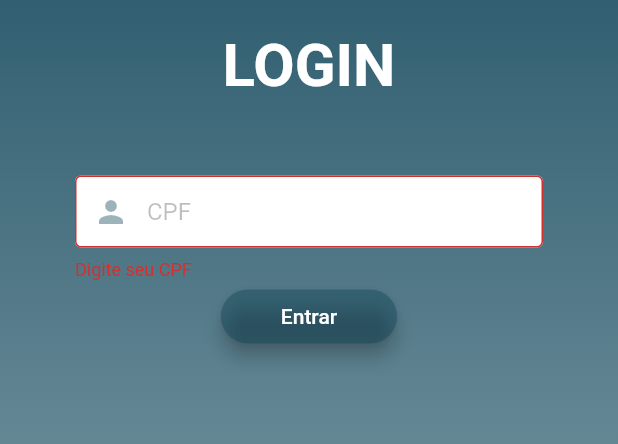
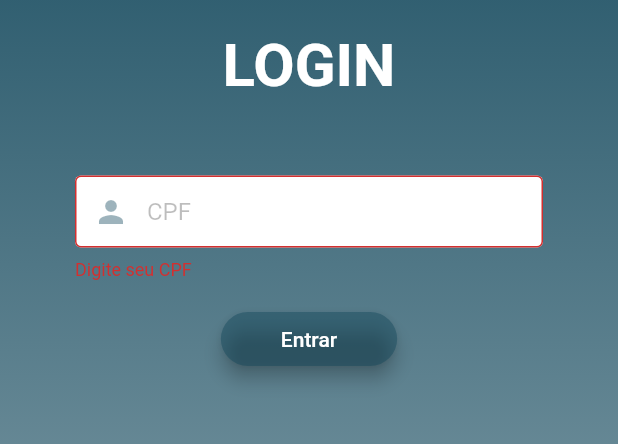
Before and after one commit to guilhermecandido/canhoto_digital, a Flutter app: the screen it shows after launch, after a tap on "Entrar", on a phone screen of 412 x 824 dp, the part 330-774 px from its top. Run offline on Flutter 3.47's test engine with Material 2 defaults, Android fonts, the phone set to English and light mode, and no system bars; our stand-ins replace mask_text_input_formatter, shared_preferences.

Commit message:
Refatoração

```diff
--- /dev/null
+++ b/lib/components/login_button.dart
@@ -0,0 +1,58 @@
+import 'package:flutter/material.dart';
+import 'package:flutter/src/widgets/container.dart';
+import 'package:flutter/src/widgets/framework.dart';
+
+import '../controllers/login_controller.dart';
+import '../pages/home_page.dart';
+
+class LoginButton extends StatelessWidget {
+  final LoginController loginController;
+  final formKey;
+  const LoginButton({super.key, required this.loginController, this.formKey});
+
+  @override
+  Widget build(BuildContext context) {
+    return ValueListenableBuilder<bool>(
+      valueListenable: loginController.inLoader,
+      builder: (_, inLoader, __) => inLoader
+          ? const CircularProgressIndicator(color: Colors.white)
+          : ElevatedButton(
+              style: ElevatedButton.styleFrom(
+                padding: const EdgeInsets.symmetric(horizontal: 40),
+                backgroundColor: const Color(0x660b4257),
+                elevation: 5,
+                shape: RoundedRectangleBorder(
+                  borderRadius: BorderRadius.circular(25),
+                ),
+              ),
+              onPressed: () {
+                if (formKey.currentState!.validate()) {
+                  loginController.auth().then(
+                    (result) {
+                      if (result) {
+                        print('Logou!');
+                        Navigator.pushReplacement(
+                          context,
+                          MaterialPageRoute(
+                            builder: (context) => HomePage(),
+                          ),
+                        );
+                      } else {
+                        ScaffoldMessenger.of(context).showSnackBar(
+                          const SnackBar(
+                            content: Text('Falha ao realizar login'),
+                            duration: Duration(seconds: 5),
+                            padding: EdgeInsets.all(20),
+                            backgroundColor: Colors.redAccent,
+                          ),
+                        );
+                      }
+                    },
+                  );
+                }
+              },
+              child: const Text('Entrar'),
+            ),
+    );
+  }
+}
--- /dev/null
+++ b/lib/components/login_header.dart
@@ -0,0 +1,28 @@
+import 'package:flutter/material.dart';
+
+class LoginHeader extends StatelessWidget {
+  const LoginHeader({super.key});
+
+  @override
+  Widget build(BuildContext context) {
+    return Column(
+      children: [
+        Padding(
+          padding: const EdgeInsets.all(20),
+          child: Image.asset(
+            'lib/assets/images/logo.png',
+            color: const Color.fromARGB(255, 255, 255, 255),
+          ),
+        ),
+        const Text(
+          'LOGIN',
+          style: TextStyle(
+            color: Colors.white,
+            fontSize: 40,
+            fontWeight: FontWeight.bold,
+          ),
+        ),
+      ],
+    );
+  }
+}
--- a/lib/controllers/login_controller.dart
+++ b/lib/controllers/login_controller.dart
@@ -1,10 +1,15 @@
+import 'package:flutter/cupertino.dart';
 import 'package:shared_preferences/shared_preferences.dart';
 
 class LoginController {
+  ValueNotifier<bool> inLoader = ValueNotifier<bool>(false);
+
   String? _cpf;
   setCPF(String value) => _cpf = value;
 
   Future<bool> auth() async {
+    inLoader.value = true;
+    await Future.delayed(Duration(seconds: 3));
     SharedPreferences sharedPreferences = await SharedPreferences.getInstance();
     if (_cpf == '094.618.699-59') {
       _storeCpf() async {
@@ -12,8 +17,10 @@ class LoginController {
         prefs.setString('cpf', _cpf!);
       }
 
+      inLoader.value = false;
       return true;
-    }
+    } else
+      inLoader.value = false;
     return false;
   }
 }
--- a/lib/pages/login_page.dart
+++ b/lib/pages/login_page.dart
@@ -1,9 +1,7 @@
-import 'package:canhoto_digital_faxon_v2/controllers/login_controller.dart';
+import 'package:canhoto_digital_faxon_v2/widgets/login_form.dart';
 import 'package:flutter/material.dart';
-import 'package:mask_text_input_formatter/mask_text_input_formatter.dart';
-import 'package:shared_preferences/shared_preferences.dart';
 import '../components/background.dart';
-import 'home_page.dart';
+import '../components/login_header.dart';
 
 class LoginPage extends StatefulWidget {
   const LoginPage({super.key});
@@ -13,142 +11,17 @@ class LoginPage extends StatefulWidget {
 }
 
 class _LoginPageState extends State<LoginPage> {
-  final formKey = GlobalKey<FormState>();
-  LoginController _controller = LoginController();
-  String user = '';
-
-  // FUNÇÃO SUBSTITUÍDA PELO login_controller
-  // _logIn(String user) async {}
-  //   SharedPreferences sharedPreferences = await SharedPreferences.getInstance();
-  //   if (user == '094.618.699-59') {
-  //     _storeCpf() async {
-  //       final prefs = await SharedPreferences.getInstance();
-  //       prefs.setString('cpf', user);
-  //     }
-
-  //     print('Logou!');
-  //     Navigator.pushReplacement(
-  //       context,
-  //       MaterialPageRoute(
-  //         builder: (context) => HomePage(),
-  //       ),
-  //     );
-  //   } else {
-  //     print('CPF inválido!');
-  //   }
-  // }
-
-  _loginHeader() {
-    return Column(
-      children: [
-        Padding(
-          padding: const EdgeInsets.all(20),
-          child: Image.asset(
-            'lib/assets/images/logo.png',
-            color: const Color.fromARGB(255, 255, 255, 255),
-          ),
-        ),
-        const Text(
-          'LOGIN',
-          style: TextStyle(
-            color: Colors.white,
-            fontSize: 40,
-            fontWeight: FontWeight.bold,
-          ),
-        ),
-      ],
-    );
-  }
-
-  _loginForm() {
-    return Column(
-      children: [
-        Container(
-          margin: const EdgeInsets.all(50),
-          child: Form(
-            key: formKey,
-            child: Column(
-              children: [
-                TextFormField(
-                  decoration: const InputDecoration(
-                    filled: true,
-                    fillColor: Colors.white,
-                    border: OutlineInputBorder(),
-                    contentPadding: EdgeInsets.only(top: 14),
-                    hintText: 'CPF',
-                    hintStyle: TextStyle(
-                      color: Colors.black26,
-                    ),
-                    prefixIcon: Icon(
-                      Icons.person,
-                      color: Color(0x660b4257),
-                    ),
-                  ),
-                  // controller: loginValidator,
-                  validator: (value) {
-                    if (value == null || value.isEmpty || value.length < 14) {
-                      return 'Digite seu CPF';
-                    }
-                    return null;
-                  },
-                  inputFormatters: [
-                    MaskTextInputFormatter(
-                      mask: "###.###.###-##",
-                      filter: {"#": RegExp(r'[0-9]')},
-                    ),
-                  ],
-                  keyboardType: TextInputType.number,
-                  onChanged: _controller.setCPF,
-                ),
-                ElevatedButton(
-                  style: ElevatedButton.styleFrom(
-                    padding: const EdgeInsets.symmetric(horizontal: 40),
-                    backgroundColor: const Color(0x660b4257),
-                    elevation: 5,
-                    shape: RoundedRectangleBorder(
-                      borderRadius: BorderRadius.circular(25),
-                    ),
-                  ),
-                  onPressed: () {
-                    if (formKey.currentState!.validate()) {
-                      _controller.auth().then(
-                        (result) {
-                          if (result) {
-                            print('Logou!');
-                            Navigator.pushReplacement(
-                              context,
-                              MaterialPageRoute(
-                                builder: (context) => HomePage(),
-                              ),
-                            );
-                          } else {
-                            print('CPF inválido!');
-                          }
-                        },
-                      );
-                    }
-                  },
-                  child: const Text('Entrar'),
-                ),
-              ],
-            ),
-          ),
-        ),
-      ],
-    );
-  }
-
   @override
   Widget build(BuildContext context) {
-    return Material(
-      child: Stack(
+    return Scaffold(
+      body: Stack(
         alignment: AlignmentDirectional.topCenter,
         children: <Widget>[
           const Background(),
           Column(
-            children: [
-              _loginHeader(),
-              _loginForm(),
+            children: const <Widget>[
+              LoginHeader(),
+              LoginForm(),
             ],
           ),
         ],
--- a/lib/pages/splash_page.dart
+++ b/lib/pages/splash_page.dart
@@ -25,11 +25,10 @@ class _SplashPageState extends State<SplashPage> {
 
   @override
   Widget build(BuildContext context) {
-    return Container(
-      child: Stack(
+    return Stack(
       alignment: AlignmentDirectional.topCenter,
       children: [
-          Background(),
+        const Background(),
         Padding(
           padding: const EdgeInsets.all(20),
           child: Image.asset(
@@ -37,11 +36,10 @@ class _SplashPageState extends State<SplashPage> {
             color: const Color.fromARGB(255, 255, 255, 255),
           ),
         ),
-          Center(
+        const Center(
           child: CircularProgressIndicator(color: Colors.white),
         ),
       ],
-      ),
     );
   }
 }
--- /dev/null
+++ b/lib/widgets/custom_text_form.dart
@@ -0,0 +1,41 @@
+import 'package:flutter/material.dart';
+import 'package:flutter/services.dart';
+
+class CustomTextForm extends StatelessWidget {
+  final Function(String)? onChanged;
+  final String? Function(String?)? validator;
+  final List<TextInputFormatter>? inputFormatters;
+  final TextInputType keyboardType;
+  final String hintText;
+  final Widget prefixicon;
+
+  const CustomTextForm(
+      {super.key,
+      this.onChanged,
+      this.validator,
+      this.inputFormatters,
+      required this.keyboardType,
+      required this.hintText,
+      required this.prefixicon});
+
+  @override
+  Widget build(BuildContext context) {
+    return TextFormField(
+      decoration: InputDecoration(
+        filled: true,
+        fillColor: Colors.white,
+        border: const OutlineInputBorder(),
+        contentPadding: const EdgeInsets.only(top: 14),
+        hintText: hintText,
+        hintStyle: const TextStyle(
+          color: Colors.black26,
+        ),
+        prefixIcon: prefixicon,
+      ),
+      validator: validator,
+      inputFormatters: inputFormatters,
+      keyboardType: keyboardType,
+      onChanged: onChanged,
+    );
+  }
+}
--- /dev/null
+++ b/lib/widgets/login_form.dart
@@ -0,0 +1,61 @@
+import 'package:flutter/material.dart';
+import 'package:mask_text_input_formatter/mask_text_input_formatter.dart';
+
+import '../components/login_button.dart';
+import '../controllers/login_controller.dart';
+import 'custom_text_form.dart';
+
+class LoginForm extends StatefulWidget {
+  const LoginForm({super.key});
+
+  @override
+  State<LoginForm> createState() => _LoginFormState();
+}
+
+class _LoginFormState extends State<LoginForm> {
+  final formKey = GlobalKey<FormState>();
+  final LoginController _controller = LoginController();
+  @override
+  Widget build(BuildContext context) {
+    return Column(
+      children: [
+        Container(
+          margin: const EdgeInsets.all(50),
+          child: Form(
+            key: formKey,
+            child: Column(
+              children: [
+                CustomTextForm(
+                  onChanged: _controller.setCPF,
+                  validator: (value) {
+                    if (value == null || value.isEmpty || value.length < 14) {
+                      return 'Digite seu CPF';
+                    }
+                    return null;
+                  },
+                  inputFormatters: [
+                    MaskTextInputFormatter(
+                      mask: "###.###.###-##",
+                      filter: {"#": RegExp(r'[0-9]')},
+                    ),
+                  ],
+                  keyboardType: TextInputType.number,
+                  hintText: 'CPF',
+                  prefixicon: const Icon(
+                    Icons.person,
+                    color: Color(0x660b4257),
+                  ),
+                ),
+                const SizedBox(height: 15),
+                LoginButton(
+                  formKey: formKey,
+                  loginController: _controller,
+                ),
+              ],
+            ),
+          ),
+        ),
+      ],
+    );
+  }
+}
```
Lines whose indentation alone changed are shown as unchanged.
